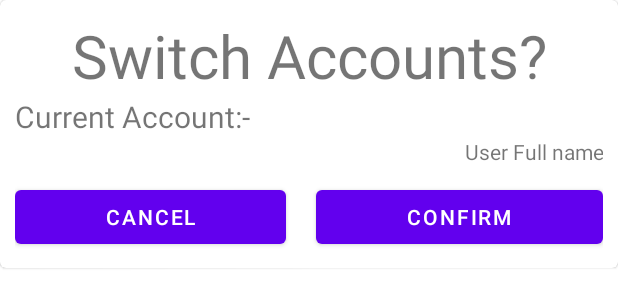
After one commit to Vaishnav-Kanhirathingal/BlockChain-VS, an Android app: the layout prompt_switch.xml on its own in the app's theme, with its tools: preview values and no code run, on a phone screen of 412 x 824 dp. The commit adds this screen. Shown: the top 308 px of the screen. Run offline under Robolectric (Android 15) with nearby library versions, the phone set to English and light mode, and no system bars.

Commit message:
changes made - alternate transaction - add to list function added delegate changes to store gas used account datastore changes fragment changes for switch account main screen title changed to transaction history switch prompt added

```diff
--- a/app/src/main/java/com/kenetic/blockchainvs/app_viewmodel/MainViewModel.kt
+++ b/app/src/main/java/com/kenetic/blockchainvs/app_viewmodel/MainViewModel.kt
@@ -16,6 +16,7 @@ class MainViewModel(private val transactionDAO: TransactionDAO) : ViewModel() {
     val unknown = "Unknown..."
     val callNotPerformedYet = "Call Not Performed Yet"
     val gettingGasUsed = "Getting Gas Used..."
+    val gasUsedIs = "Gas used for transaction : "
 
     //------------------------------------------------------------------------data-binding-live-data
     val transactionCost: MutableLiveData<String> = MutableLiveData(callNotPerformedYet)
--- a/app/src/main/java/com/kenetic/blockchainvs/block_connector/contract/contract_interface/VoteContractDelegate.kt
+++ b/app/src/main/java/com/kenetic/blockchainvs/block_connector/contract/contract_interface/VoteContractDelegate.kt
@@ -1,5 +1,6 @@
 package com.kenetic.blockchainvs.block_connector.contract.contract_interface
 
+import android.annotation.SuppressLint
 import android.util.Log
 import com.kenetic.blockchainvs.app_viewmodel.MainViewModel
 import com.kenetic.blockchainvs.datapack.database.TransactionData
@@ -47,6 +48,7 @@ class VoteContractDelegate(private val viewModel: MainViewModel) {
         gasProvider
     )
 
+    @SuppressLint("SimpleDateFormat")
     fun registerVote(party: PartyEnum): String {
         val nonce = web3j
             .ethGetTransactionCount(credentials.address, DefaultBlockParameterName.LATEST)
@@ -87,6 +89,7 @@ class VoteContractDelegate(private val viewModel: MainViewModel) {
 
             val transactionReceipt = generateReceipt(transactionHash)
 
+            Log.d(TAG,"transaction re")
             txData.gasFee = transactionReceipt.gasUsed.toLong()
             viewModel.updateParty(txData)
 
--- a/app/src/main/java/com/kenetic/blockchainvs/ui/SignUpFragment.kt
+++ b/app/src/main/java/com/kenetic/blockchainvs/ui/SignUpFragment.kt
@@ -13,7 +13,6 @@ import com.kenetic.blockchainvs.databinding.FragmentSignUpBinding
 import com.kenetic.blockchainvs.datapack.datastore.AccountDataStore
 import com.kenetic.blockchainvs.datapack.datastore.BooleanSetterEnum
 import com.kenetic.blockchainvs.datapack.datastore.StringSetterEnum
-import com.kenetic.blockchainvs.networking_api.VoteNetworkApi
 import kotlinx.coroutines.CoroutineScope
 import kotlinx.coroutines.Dispatchers
 import kotlinx.coroutines.launch
@@ -354,7 +353,7 @@ class SignUpFragment : Fragment() {
                 e.printStackTrace()
                 userPrivateKey.error = "PrivateKey incorrect"
                 userPrivateKey.isErrorEnabled = true
-                // TODO: remove after fixing scope issues
+                // TODO: change to false and make it a coroutine
                 true
             }
         }
--- a/app/src/main/res/layout/main_fragment_sub_layout.xml
+++ b/app/src/main/res/layout/main_fragment_sub_layout.xml
@@ -17,7 +17,7 @@
             android:layout_height="wrap_content"
             app:menu="@menu/main_screen"
             app:navigationIcon="@drawable/menu_24"
-            app:title="Main Screen" />
+            app:title="Transaction History" />
 
     </com.google.android.material.appbar.AppBarLayout>
 
--- a/app/src/main/res/layout/prompt_login.xml
+++ b/app/src/main/res/layout/prompt_login.xml
@@ -4,7 +4,7 @@
     xmlns:tools="http://schemas.android.com/tools"
     android:layout_width="match_parent"
     android:layout_height="wrap_content"
-    app:cardBackgroundColor="#eeeeee"
+    tools:cardBackgroundColor="#eeeeee"
     app:layout_constraintBottom_toBottomOf="parent"
     app:layout_constraintLeft_toLeftOf="parent"
     app:layout_constraintRight_toRightOf="parent"
@@ -13,7 +13,7 @@
 
     <androidx.constraintlayout.widget.ConstraintLayout
         android:layout_width="match_parent"
-        android:layout_height="match_parent">
+        android:layout_height="wrap_content">
 
         <TextView
             android:id="@+id/login_label"
--- /dev/null
+++ b/app/src/main/res/layout/prompt_switch.xml
@@ -0,0 +1,62 @@
+<?xml version="1.0" encoding="utf-8"?>
+<com.google.android.material.card.MaterialCardView xmlns:android="http://schemas.android.com/apk/res/android"
+    xmlns:app="http://schemas.android.com/apk/res-auto"
+    xmlns:tools="http://schemas.android.com/tools"
+    android:layout_width="match_parent"
+    android:layout_height="wrap_content"
+    app:layout_constraintBottom_toBottomOf="parent"
+    app:layout_constraintLeft_toLeftOf="parent"
+    app:layout_constraintRight_toRightOf="parent"
+    app:layout_constraintTop_toTopOf="parent"
+    tools:layout_margin="20dp">
+
+    <LinearLayout
+        android:layout_width="match_parent"
+        android:layout_height="wrap_content"
+        android:layout_margin="@dimen/sub_layout_layout_margin"
+        android:orientation="vertical">
+
+        <TextView
+            android:layout_width="match_parent"
+            android:layout_height="wrap_content"
+            android:text="Switch Accounts?"
+            android:textAlignment="center"
+            android:textSize="@dimen/huge_text_size" />
+
+        <TextView
+            android:layout_width="wrap_content"
+            android:layout_height="wrap_content"
+            android:text="Current Account:-"
+            android:textSize="@dimen/medium_text" />
+
+        <TextView
+            android:id="@+id/current_account_full_name"
+            android:layout_width="match_parent"
+            android:layout_height="wrap_content"
+            android:text="User Full name"
+            android:textAlignment="viewEnd" />
+
+        <LinearLayout
+            android:layout_width="match_parent"
+            android:layout_height="wrap_content"
+            android:layout_marginTop="@dimen/sub_layout_layout_margin"
+            android:orientation="horizontal">
+
+            <Button
+                android:id="@+id/cancel"
+                android:layout_width="wrap_content"
+                android:layout_height="wrap_content"
+                android:layout_marginEnd="@dimen/sub_layout_layout_margin"
+                android:layout_weight="1"
+                android:text="@string/cancel" />
+
+            <Button
+                android:id="@+id/confirm"
+                android:layout_width="wrap_content"
+                android:layout_height="wrap_content"
+                android:layout_marginStart="@dimen/sub_layout_layout_margin"
+                android:layout_weight="1"
+                android:text="@string/confirm" />
+        </LinearLayout>
+    </LinearLayout>
+</com.google.android.material.card.MaterialCardView>
--- a/app/src/main/res/values/strings.xml
+++ b/app/src/main/res/values/strings.xml
@@ -1,6 +1,5 @@
 <resources>
-    <string name="app_name">Block Chain VS</string>
-    <!-- TODO: Remove or change this placeholder text -->
+    <string name="app_name">Block VS</string>
     <string name="hello_blank_fragment">Hello blank fragment</string>
     <string name="sign_up">SIGN UP</string>
     <string name="full_name">Full Name</string>
```
Also changed, not shown: app/src/main/java/com/kenetic/blockchainvs/datapack/datastore/AccountDataStore.kt (+8 -44 lines), app/src/main/java/com/kenetic/blockchainvs/recycler/TransactionAdapter.kt (+12 -2 lines), app/src/main/java/com/kenetic/blockchainvs/ui/ContractScreenFragment.kt (+10 -14 lines), app/src/main/java/com/kenetic/blockchainvs/ui/MainScreenFragment.kt (+51 -32 lines), 1 other file.
